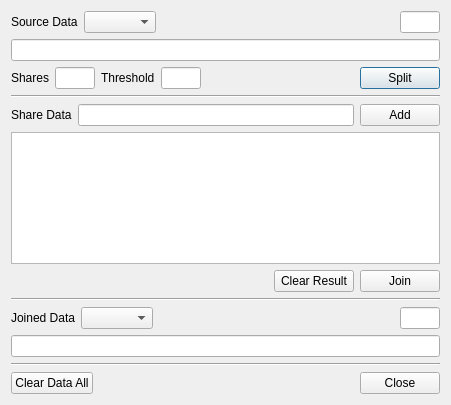
Above: BerEditor/sss_dlg.ui from jykim74/BerEditor before the change. Below: the same form after it.
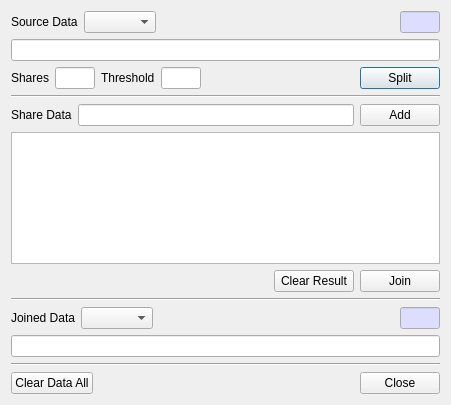
That is the form after the change.

Commit message: Read Only UI 색지정

```diff
--- a/BerEditor/sss_dlg.ui
+++ b/BerEditor/sss_dlg.ui
@@ -37,6 +37,43 @@
          <height>16777215</height>
         </size>
        </property>
+       <property name="palette">
+        <palette>
+         <active>
+          <colorrole role="Base">
+           <brush brushstyle="SolidPattern">
+            <color alpha="255">
+             <red>221</red>
+             <green>221</green>
+             <blue>255</blue>
+            </color>
+           </brush>
+          </colorrole>
+         </active>
+         <inactive>
+          <colorrole role="Base">
+           <brush brushstyle="SolidPattern">
+            <color alpha="255">
+             <red>221</red>
+             <green>221</green>
+             <blue>255</blue>
+            </color>
+           </brush>
+          </colorrole>
+         </inactive>
+         <disabled>
+          <colorrole role="Base">
+           <brush brushstyle="SolidPattern">
+            <color alpha="255">
+             <red>240</red>
+             <green>240</green>
+             <blue>240</blue>
+            </color>
+           </brush>
+          </colorrole>
+         </disabled>
+        </palette>
+       </property>
        <property name="readOnly">
         <bool>true</bool>
        </property>
@@ -217,6 +254,46 @@
          <height>16777215</height>
         </size>
        </property>
+       <property name="palette">
+        <palette>
+         <active>
+          <colorrole role="Base">
+           <brush brushstyle="SolidPattern">
+            <color alpha="255">
+             <red>221</red>
+             <green>221</green>
+             <blue>255</blue>
+            </color>
+           </brush>
+          </colorrole>
+         </active>
+         <inactive>
+          <colorrole role="Base">
+           <brush brushstyle="SolidPattern">
+            <color alpha="255">
+             <red>221</red>
+             <green>221</green>
+             <blue>255</blue>
+            </color>
+           </brush>
+          </colorrole>
+         </inactive>
+         <disabled>
+          <colorrole role="Base">
+           <brush brushstyle="SolidPattern">
+            <color alpha="255">
+             <red>240</red>
+             <green>240</green>
+             <blue>240</blue>
+            </color>
+           </brush>
+          </colorrole>
+         </disabled>
+        </palette>
+       </property>
+       <property name="readOnly">
+        <bool>true</bool>
+       </property>
       </widget>
      </item>
      <item row="0" column="1">
```
The commit also changes 4 other files.
